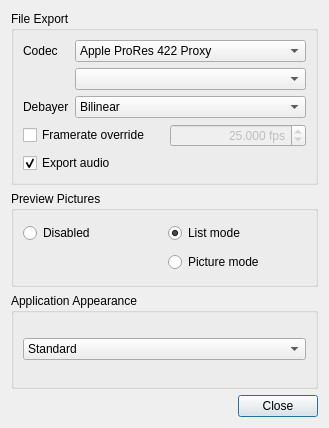
The window that platform/qt/ExportSettingsDialog.ui (ilia3101/MLV-App) describes before a commit, drawn with Qt 5.
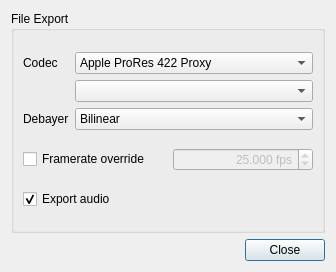
The same window after the commit.

Commit message: QtApp: Export Settings Dialog changed, Darktheme only, Focus fix in InfoDialog

```diff
--- a/platform/qt/ExportSettingsDialog.ui
+++ b/platform/qt/ExportSettingsDialog.ui
@@ -6,10 +6,16 @@
    <rect>
     <x>0</x>
     <y>0</y>
-    <width>329</width>
-    <height>428</height>
+    <width>336</width>
+    <height>272</height>
    </rect>
   </property>
+  <property name="sizePolicy">
+   <sizepolicy hsizetype="Preferred" vsizetype="Preferred">
+    <horstretch>0</horstretch>
+    <verstretch>0</verstretch>
+   </sizepolicy>
+  </property>
   <property name="windowTitle">
    <string>Preferences</string>
   </property>
@@ -192,62 +198,6 @@
      </layout>
     </widget>
    </item>
-   <item>
-    <widget class="QGroupBox" name="groupBox_2">
-     <property name="title">
-      <string>Preview Pictures</string>
-     </property>
-     <layout class="QGridLayout" name="gridLayout">
-      <item row="0" column="0">
-       <widget class="QRadioButton" name="radioButtonPreviewDisabled">
-        <property name="text">
-         <string>Disabled</string>
-        </property>
-       </widget>
-      </item>
-      <item row="0" column="1">
-       <widget class="QRadioButton" name="radioButtonPreviewList">
-        <property name="text">
-         <string>List mode</string>
-        </property>
-        <property name="checked">
-         <bool>true</bool>
-        </property>
-       </widget>
-      </item>
-      <item row="1" column="1">
-       <widget class="QRadioButton" name="radioButtonPreviewIcon">
-        <property name="text">
-         <string>Picture mode</string>
-        </property>
-       </widget>
-      </item>
-     </layout>
-    </widget>
-   </item>
-   <item>
-    <widget class="QGroupBox" name="groupBox_3">
-     <property name="title">
-      <string>Application Appearance</string>
-     </property>
-     <layout class="QGridLayout" name="gridLayout_3">
-      <item row="0" column="0">
-       <widget class="QComboBox" name="comboBoxStyle">
-        <item>
-         <property name="text">
-          <string>Standard</string>
-         </property>
-        </item>
-        <item>
-         <property name="text">
-          <string>DarkStyle</string>
-         </property>
-        </item>
-       </widget>
-      </item>
-     </layout>
-    </widget>
-   </item>
    <item>
     <layout class="QHBoxLayout" name="horizontalLayout_2">
      <item>
```
Left out of the diff: 5 changed lines with no effect on the pictures. The commit also changes 6 other files.
